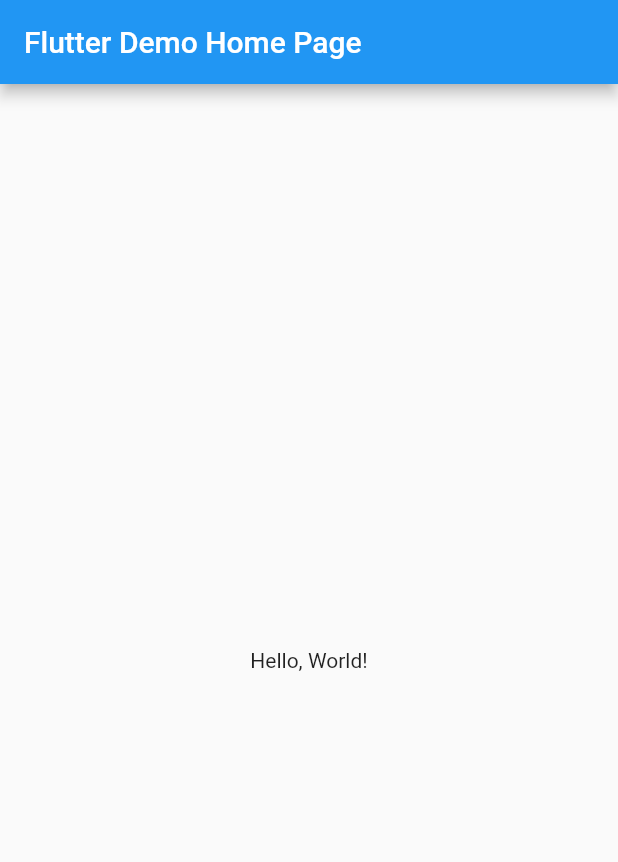
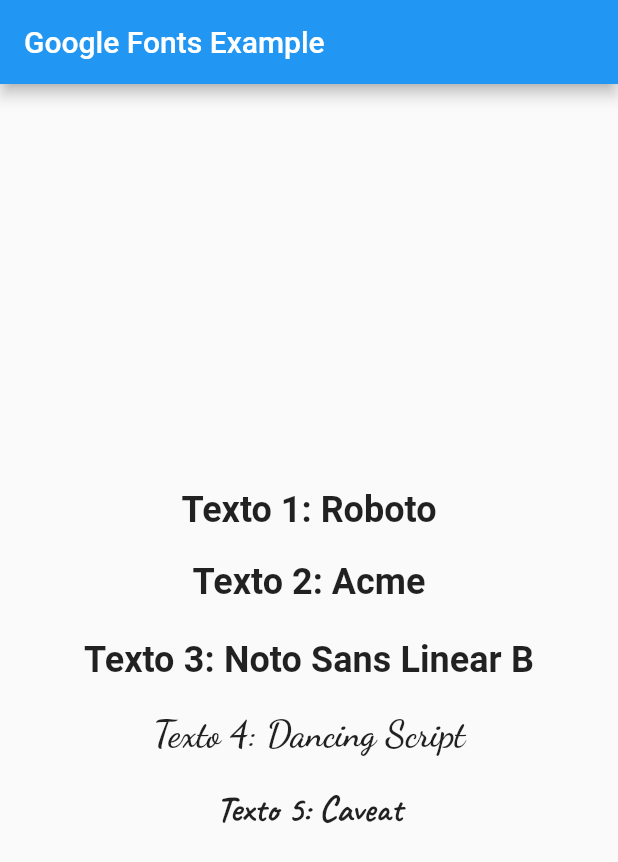
Before and after one commit to jinkijack/flutter-google-fonts, a Flutter app: the screen it shows after launch, on a phone screen of 412 x 824 dp. Shown: the top 862 px of the screen. Run offline on Flutter 3.47's test engine with Material 2 defaults, Android fonts, the phone set to English and light mode, and no system bars; our stand-ins replace google_fonts; Roboto replaces fonts that are missing (Acme, Noto Sans Linear B).

Commit message:
feat/adicionando google fonts

```diff
--- a/lib/main.dart
+++ b/lib/main.dart
@@ -1,40 +1,72 @@
 import 'package:flutter/material.dart';
+import 'package:google_fonts/google_fonts.dart';
 
-void main() => runApp(MyApp());
+void main() {
+  runApp(MyApp());
+}
 
 class MyApp extends StatelessWidget {
-  const MyApp({super.key});
-  // This widget is the root of your application.
   @override
   Widget build(BuildContext context) {
     return MaterialApp(
-      // Application name
-      title: 'Flutter Hello World',
-      // Application theme data, you can set the colors for the application as
-      // you want
+      title: 'Google Fonts Example',
       theme: ThemeData(
         primarySwatch: Colors.blue,
       ),
-      // A widget which will be started on application startup
-      home: MyHomePage(title: 'Flutter Demo Home Page'),
+      home: MyHomePage(),
     );
   }
 }
 
 class MyHomePage extends StatelessWidget {
-  final String title;
-  const MyHomePage({super.key, required this.title});
-
   @override
   Widget build(BuildContext context) {
     return Scaffold(
       appBar: AppBar(
-        // The title text which will be shown on the action bar
-        title: Text(title),
+        title: const Text('Google Fonts Example'),
       ),
       body: Center(
-        child: Text(
-          'Hello, World!',
+        child: Column(
+          mainAxisAlignment: MainAxisAlignment.center,
+          children: [
+            Text(
+              'Texto 1: Roboto',
+              style: GoogleFonts.roboto(
+                fontSize: 24.0,
+                fontWeight: FontWeight.bold,
+              ),
+            ),
+            const SizedBox(height: 20),
+            Text(
+              'Texto 2: Acme',
+              style: GoogleFonts.acme(
+                fontSize: 24.0,
+                fontWeight: FontWeight.bold,
+              ),
+            ),
+            const SizedBox(height: 20),
+            Text(
+              'Texto 3: Noto Sans Linear B',
+              style: GoogleFonts.notoSansLinearB(
+                  fontSize: 24.0, fontWeight: FontWeight.bold),
+            ),
+            const SizedBox(height: 20),
+            Text(
+              'Texto 4: Dancing Script',
+              style: GoogleFonts.dancingScript(
+                fontSize: 24.0,
+                fontWeight: FontWeight.bold,
+              ),
+            ),
+            const SizedBox(height: 20),
+            Text(
+              'Texto 5: Caveat',
+              style: GoogleFonts.caveat(
+                fontSize: 24.0,
+                fontWeight: FontWeight.bold,
+              ),
+            ),
+          ],
         ),
       ),
     );
--- a/pubspec.yaml
+++ b/pubspec.yaml
@@ -9,6 +9,7 @@ environment:
 dependencies:
   flutter:
     sdk: flutter
+  google_fonts: ^5.1.0
 
 dev_dependencies:
   flutter_test:
```
